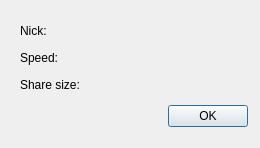
This is src/userinfo.ui in hatstand/davepp as Qt 5 draws it before an edit. The edited form follows.
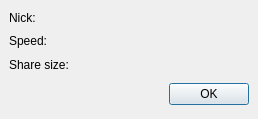
This is the edited form.

Commit message: Small improvements to the user info dialog

Diff of the .ui file:
```diff
--- a/src/userinfo.ui
+++ b/src/userinfo.ui
@@ -8,109 +8,70 @@
    <rect>
     <x>0</x>
     <y>0</y>
-    <width>260</width>
-    <height>148</height>
+    <width>258</width>
+    <height>119</height>
    </rect>
   </property>
   <property name="windowTitle" >
-   <string>Dialog</string>
+   <string>User Info</string>
   </property>
-  <widget class="QWidget" name="" >
-   <property name="geometry" >
-    <rect>
-     <x>20</x>
-     <y>20</y>
-     <width>228</width>
-     <height>112</height>
-    </rect>
-   </property>
    <layout class="QVBoxLayout" >
     <property name="margin" >
-     <number>0</number>
+    <number>9</number>
     </property>
     <property name="spacing" >
      <number>6</number>
     </property>
     <item>
-     <layout class="QVBoxLayout" >
+    <layout class="QGridLayout" >
       <property name="margin" >
        <number>0</number>
       </property>
       <property name="spacing" >
        <number>6</number>
       </property>
-      <item>
-       <layout class="QHBoxLayout" >
-        <property name="margin" >
-         <number>0</number>
-        </property>
-        <property name="spacing" >
-         <number>6</number>
-        </property>
-        <item>
+     <item row="2" column="0" >
+      <widget class="QLabel" name="label_3" >
+       <property name="text" >
+        <string>Share size:</string>
+       </property>
+      </widget>
+     </item>
+     <item row="0" column="0" >
          <widget class="QLabel" name="label" >
           <property name="text" >
            <string>Nick:</string>
           </property>
          </widget>
         </item>
-        <item>
+     <item row="2" column="1" >
+      <widget class="QLabel" name="share" >
+       <property name="text" >
+        <string/>
+       </property>
+      </widget>
+     </item>
+     <item row="0" column="1" >
          <widget class="QLabel" name="nick" >
           <property name="text" >
            <string/>
           </property>
          </widget>
         </item>
-       </layout>
-      </item>
-      <item>
-       <layout class="QHBoxLayout" >
-        <property name="margin" >
-         <number>0</number>
-        </property>
-        <property name="spacing" >
-         <number>6</number>
-        </property>
-        <item>
+     <item row="1" column="1" >
+      <widget class="QLabel" name="speed" >
+       <property name="text" >
+        <string/>
+       </property>
+      </widget>
+     </item>
+     <item row="1" column="0" >
          <widget class="QLabel" name="label_2" >
           <property name="text" >
            <string>Speed:</string>
           </property>
          </widget>
         </item>
-        <item>
-         <widget class="QLabel" name="speed" >
-          <property name="text" >
-           <string/>
-          </property>
-         </widget>
-        </item>
-       </layout>
-      </item>
-      <item>
-       <layout class="QHBoxLayout" >
-        <property name="margin" >
-         <number>0</number>
-        </property>
-        <property name="spacing" >
-         <number>6</number>
-        </property>
-        <item>
-         <widget class="QLabel" name="label_3" >
-          <property name="text" >
-           <string>Share size:</string>
-          </property>
-         </widget>
-        </item>
-        <item>
-         <widget class="QLabel" name="share" >
-          <property name="text" >
-           <string/>
-          </property>
-         </widget>
-        </item>
-       </layout>
-      </item>
      </layout>
     </item>
     <item>
@@ -145,7 +106,6 @@
     </item>
    </layout>
   </widget>
- </widget>
  <pixmapfunction></pixmapfunction>
  <resources/>
  <connections>
```
Left out of the diff: 19 changed lines with no effect on the pictures. Lines whose indentation alone changed are shown as unchanged. The commit also changes 1 other file.
